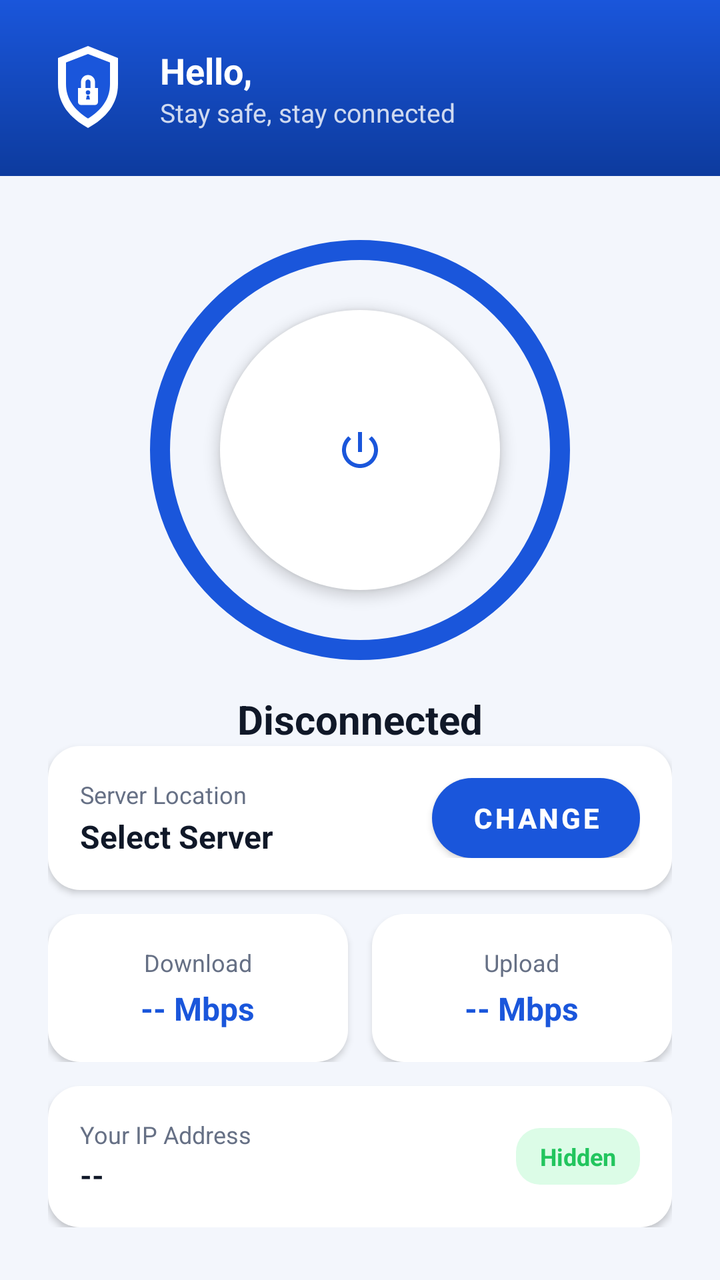
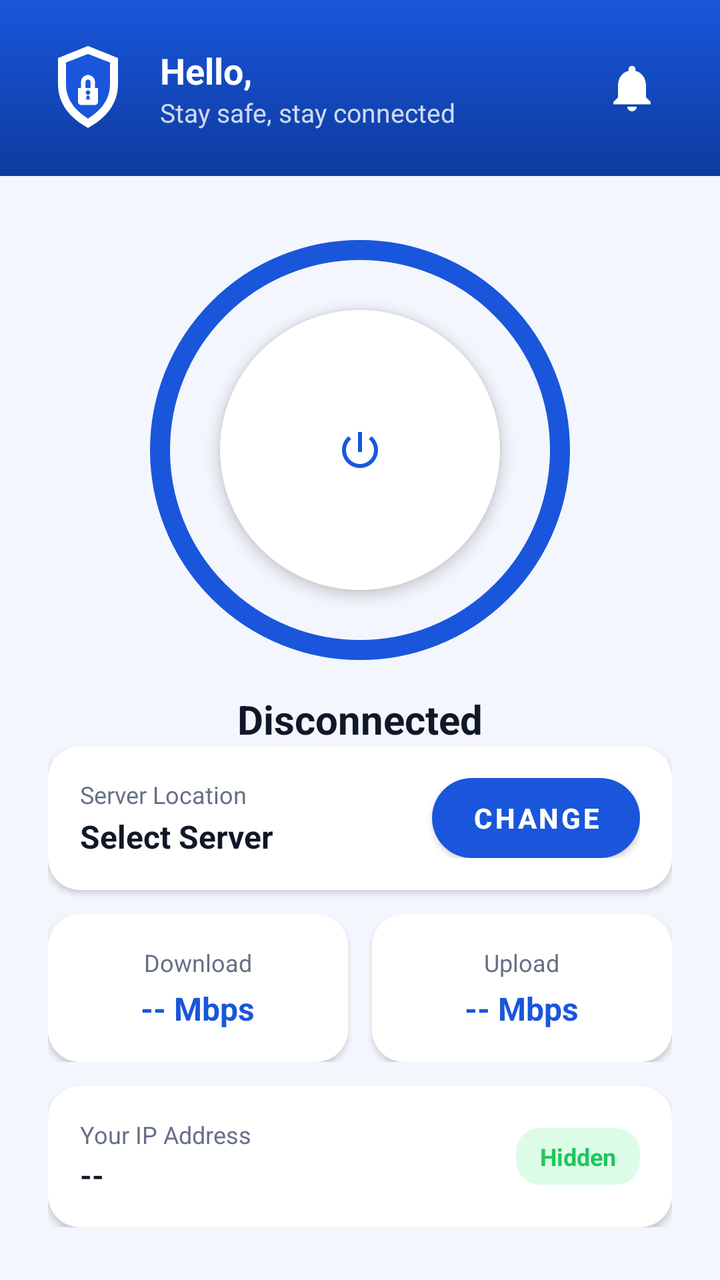

Screens rendered from an Android XML layout before and after an edit, with the pre-edit source and the edit as a unified diff.
<!-- AndroidManifest.xml: application theme AppTheme -->
<!-- res/layout/fragment_home.xml -->
<?xml version="1.0" encoding="utf-8"?>
<FrameLayout xmlns:android="http://schemas.android.com/apk/res/android"
    xmlns:app="http://schemas.android.com/apk/res-auto"
    android:layout_width="match_parent"
    android:layout_height="match_parent"
    android:background="@color/vpn_bg">

    <ScrollView
        android:id="@+id/main_content"
        android:layout_width="match_parent"
        android:layout_height="match_parent"
        android:fillViewport="true">

        <LinearLayout
            android:layout_width="match_parent"
            android:layout_height="wrap_content"
            android:orientation="vertical">

            
            <LinearLayout
                android:layout_width="match_parent"
                android:layout_height="wrap_content"
                android:background="@drawable/bg_gradient_blue"
                android:orientation="vertical"
                android:padding="20dp">

                <LinearLayout
                    android:layout_width="match_parent"
                    android:layout_height="wrap_content"
                    android:orientation="horizontal"
                    android:gravity="center_vertical">

                    <ImageView
                        android:layout_width="48dp"
                        android:layout_height="48dp"
                        android:src="@drawable/ic_shield_logo"
                        android:contentDescription="@string/app_name" />

                    <LinearLayout
                        android:layout_width="0dp"
                        android:layout_height="wrap_content"
                        android:layout_weight="1"
                        android:layout_marginStart="12dp"
                        android:orientation="vertical">

                        <TextView
                            android:id="@+id/tv_user_name"
                            android:layout_width="wrap_content"
                            android:layout_height="wrap_content"
                            android:text="@string/hello_user"
                            android:textSize="18sp"
                            android:textStyle="bold"
                            android:textColor="@color/white" />

                        <TextView
                            android:id="@+id/tv_user_plan"
                            android:layout_width="wrap_content"
                            android:layout_height="wrap_content"
                            android:text="@string/stay_safe_connected"
                            android:textSize="13sp"
                            android:textColor="#CCFFFFFF" />

                    </LinearLayout>

                </LinearLayout>

            </LinearLayout>

            
            <LinearLayout
                android:id="@+id/connection_status_layout"
                android:layout_width="match_parent"
                android:layout_height="wrap_content"
                android:orientation="vertical"
                android:gravity="center_horizontal"
                android:padding="24dp">

                
                <FrameLayout
                    android:layout_width="210dp"
                    android:layout_height="210dp"
                    android:layout_marginTop="8dp"
                    android:layout_marginBottom="16dp">

                    <ImageView
                        android:id="@+id/iv_connect_ring"
                        android:layout_width="match_parent"
                        android:layout_height="match_parent"
                        android:src="@drawable/ring_connect_idle"
                        android:contentDescription="@string/connection_status" />

                    <ImageButton
                        android:id="@+id/btn_connect"
                        android:layout_width="140dp"
                        android:layout_height="140dp"
                        android:layout_gravity="center"
                        android:background="@drawable/circle_fill_white"
                        android:src="@drawable/ic_power"
                        android:contentDescription="@string/tap_to_connect"
                        android:tint="@color/vpn_blue"
                        android:elevation="4dp" />

                    
                    <FrameLayout
                        android:id="@+id/loading_container"
                        android:layout_width="match_parent"
                        android:layout_height="match_parent"
                        android:visibility="gone"
                        android:background="#B3FFFFFF">

                        <ImageView
                            android:id="@+id/iv_loading_animation"
                            android:layout_width="96dp"
                            android:layout_height="96dp"
                            android:layout_gravity="center"
                            android:src="@drawable/loading_vpn_animation"
                            android:contentDescription="@string/loading_connection" />

                    </FrameLayout>

                </FrameLayout>

                <TextView
                    android:id="@+id/tv_connection_status"
                    android:layout_width="wrap_content"
                    android:layout_height="wrap_content"
                    android:text="@string/disconnected"
                    android:textSize="20sp"
                    android:textStyle="bold"
                    android:textColor="@color/vpn_text_primary" />

                <TextView
                    android:id="@+id/tv_connection_timer"
                    android:layout_width="wrap_content"
                    android:layout_height="wrap_content"
                    android:text="00:00:00"
                    android:textSize="14sp"
                    android:textColor="@color/vpn_text_secondary"
                    android:visibility="gone"
                    android:layout_marginTop="4dp"
                    android:layout_marginBottom="16dp" />

                
                <LinearLayout
                    android:layout_width="match_parent"
                    android:layout_height="wrap_content"
                    android:background="@drawable/card_rounded_16"
                    android:orientation="horizontal"
                    android:gravity="center_vertical"
                    android:padding="16dp"
                    android:elevation="2dp"
                    android:layout_marginBottom="12dp">

                    <LinearLayout
                        android:layout_width="0dp"
                        android:layout_height="wrap_content"
                        android:layout_weight="1"
                        android:orientation="vertical">

                        <TextView
                            android:layout_width="wrap_content"
                            android:layout_height="wrap_content"
                            android:text="@string/server_location"
                            android:textSize="12sp"
                            android:textColor="@color/vpn_text_secondary" />

                        <TextView
                            android:id="@+id/tv_current_server"
                            android:layout_width="wrap_content"
                            android:layout_height="wrap_content"
                            android:text="@string/select_server"
                            android:textSize="16sp"
                            android:textStyle="bold"
                            android:textColor="@color/vpn_text_primary"
                            android:layout_marginTop="2dp" />

                    </LinearLayout>

                    <Button
                        android:id="@+id/btn_change_server"
                        android:layout_width="wrap_content"
                        android:layout_height="40dp"
                        android:minWidth="0dp"
                        android:paddingHorizontal="20dp"
                        android:text="@string/change"
                        android:textSize="14sp"
                        android:textStyle="bold"
                        android:textColor="@color/white"
                        android:background="@drawable/btn_pill_primary" />

                </LinearLayout>

                
                <LinearLayout
                    android:layout_width="match_parent"
                    android:layout_height="wrap_content"
                    android:orientation="horizontal"
                    android:layout_marginBottom="12dp">

                    <LinearLayout
                        android:layout_width="0dp"
                        android:layout_height="wrap_content"
                        android:layout_weight="1"
                        android:background="@drawable/card_rounded_16"
                        android:orientation="vertical"
                        android:gravity="center"
                        android:padding="16dp"
                        android:elevation="2dp"
                        android:layout_marginEnd="6dp">

                        <TextView
                            android:layout_width="wrap_content"
                            android:layout_height="wrap_content"
                            android:text="@string/download"
                            android:textSize="12sp"
                            android:textColor="@color/vpn_text_secondary" />

                        <TextView
                            android:id="@+id/tv_download_speed"
                            android:layout_width="wrap_content"
                            android:layout_height="wrap_content"
                            android:text="-- Mbps"
                            android:textSize="16sp"
                            android:textStyle="bold"
                            android:textColor="@color/vpn_blue"
                            android:layout_marginTop="4dp" />

                    </LinearLayout>

                    <LinearLayout
                        android:layout_width="0dp"
                        android:layout_height="wrap_content"
                        android:layout_weight="1"
                        android:background="@drawable/card_rounded_16"
                        android:orientation="vertical"
                        android:gravity="center"
                        android:padding="16dp"
                        android:elevation="2dp"
                        android:layout_marginStart="6dp">

                        <TextView
                            android:layout_width="wrap_content"
                            android:layout_height="wrap_content"
                            android:text="@string/upload"
                            android:textSize="12sp"
                            android:textColor="@color/vpn_text_secondary" />

                        <TextView
                            android:id="@+id/tv_upload_speed"
                            android:layout_width="wrap_content"
                            android:layout_height="wrap_content"
                            android:text="-- Mbps"
                            android:textSize="16sp"
                            android:textStyle="bold"
                            android:textColor="@color/vpn_blue"
                            android:layout_marginTop="4dp" />

                    </LinearLayout>

                </LinearLayout>

                
                <LinearLayout
                    android:layout_width="match_parent"
                    android:layout_height="wrap_content"
                    android:background="@drawable/card_rounded_16"
                    android:orientation="horizontal"
                    android:gravity="center_vertical"
                    android:padding="16dp"
                    android:elevation="2dp">

                    <LinearLayout
                        android:layout_width="0dp"
                        android:layout_height="wrap_content"
                        android:layout_weight="1"
                        android:orientation="vertical">

                        <TextView
                            android:layout_width="wrap_content"
                            android:layout_height="wrap_content"
                            android:text="@string/your_ip_address"
                            android:textSize="12sp"
                            android:textColor="@color/vpn_text_secondary" />

                        <TextView
                            android:id="@+id/tv_ip_address"
                            android:layout_width="wrap_content"
                            android:layout_height="wrap_content"
                            android:text="--"
                            android:textSize="15sp"
                            android:textStyle="bold"
                            android:textColor="@color/vpn_text_primary"
                            android:layout_marginTop="2dp" />

                    </LinearLayout>

                    <TextView
                        android:id="@+id/tv_ip_hidden"
                        android:layout_width="wrap_content"
                        android:layout_height="wrap_content"
                        android:background="@drawable/badge_hidden_bg"
                        android:paddingHorizontal="12dp"
                        android:paddingVertical="6dp"
                        android:text="@string/hidden"
                        android:textSize="12sp"
                        android:textStyle="bold"
                        android:textColor="@color/vpn_green" />

                </LinearLayout>

            </LinearLayout>

        </LinearLayout>

    </ScrollView>

    
    <include
        android:id="@+id/offline_layout"
        layout="@layout/layout_offline_state"
        android:layout_width="match_parent"
        android:layout_height="match_parent"
        android:visibility="gone" />

</FrameLayout>
<!-- res/layout/layout_offline_state.xml (included above) -->
<?xml version="1.0" encoding="utf-8"?>
<LinearLayout xmlns:android="http://schemas.android.com/apk/res/android"
    android:layout_width="match_parent"
    android:layout_height="match_parent"
    android:orientation="vertical"
    android:gravity="center"
    android:padding="32dp"
    android:background="@color/background">

    
    <ImageView
        android:layout_width="120dp"
        android:layout_height="120dp"
        android:src="@drawable/ic_wifi_off"
        android:tint="@color/text_secondary"
        android:alpha="0.6"
        android:layout_marginBottom="24dp"
        android:contentDescription="@string/no_internet" />

    
    <TextView
        android:layout_width="wrap_content"
        android:layout_height="wrap_content"
        android:text="@string/no_internet_connection"
        android:textSize="24sp"
        android:textStyle="bold"
        android:textColor="@color/text_primary"
        android:gravity="center"
        android:layout_marginBottom="12dp" />

    
    <TextView
        android:layout_width="match_parent"
        android:layout_height="wrap_content"
        android:text="@string/offline_message"
        android:textSize="16sp"
        android:textColor="@color/text_secondary"
        android:gravity="center"
        android:lineSpacingExtra="4dp"
        android:layout_marginBottom="32dp" />

    
    <Button
        android:id="@+id/btn_retry"
        android:layout_width="wrap_content"
        android:layout_height="48dp"
        android:text="@string/retry"
        android:textSize="16sp"
        android:textStyle="bold"
        android:background="@drawable/button_primary"
        android:textColor="@color/white"
        android:paddingHorizontal="32dp"
        android:drawableStart="@drawable/ic_refresh"
        android:drawablePadding="8dp" />

</LinearLayout>
<!-- resources referenced by this layout -->
<resources>
  <color name="background">#F5F5F5</color>
  <color name="text_primary">#212121</color>
  <color name="text_secondary">#757575</color>
  <color name="vpn_bg">#f3f6fc</color>
  <color name="vpn_blue">#1a56db</color>
  <color name="vpn_green">#22c55e</color>
  <color name="vpn_text_primary">#101828</color>
  <color name="vpn_text_secondary">#667085</color>
  <color name="white">#FFFFFF</color>
  <!-- drawable badge_hidden_bg (drawable) -->
  <?xml version="1.0" encoding="utf-8"?>
  <shape xmlns:android="http://schemas.android.com/apk/res/android"
      android:shape="rectangle">
      <solid android:color="@color/vpn_green_light" />
      <corners android:radius="12dp" />
  </shape>
  <!-- drawable btn_pill_primary (drawable) -->
  <?xml version="1.0" encoding="utf-8"?>
  <shape xmlns:android="http://schemas.android.com/apk/res/android"
      android:shape="rectangle">
      <solid android:color="@color/vpn_blue" />
      <corners android:radius="28dp" />
  </shape>
  <!-- drawable button_primary (drawable) -->
  <?xml version="1.0" encoding="utf-8"?>
  <shape xmlns:android="http://schemas.android.com/apk/res/android"
      android:shape="rectangle">
      
      <solid android:color="@color/primary" />
      <corners android:radius="8dp" />
      
  </shape>
  <!-- drawable card_rounded_16 (drawable) -->
  <?xml version="1.0" encoding="utf-8"?>
  <shape xmlns:android="http://schemas.android.com/apk/res/android"
      android:shape="rectangle">
      <solid android:color="@color/white" />
      <corners android:radius="16dp" />
  </shape>
  <!-- drawable circle_fill_white (drawable) -->
  <?xml version="1.0" encoding="utf-8"?>
  <shape xmlns:android="http://schemas.android.com/apk/res/android"
      android:shape="oval">
      <solid android:color="@color/white" />
  </shape>
  <string name="app_name">Monetize VPN</string>
  <string name="change">Change</string>
  <string name="connection_status">Connection status</string>
  <string name="disconnected">Disconnected</string>
  <string name="download">Download</string>
  <string name="hello_user">Hello,</string>
  <string name="hidden">Hidden</string>
  <string name="loading_connection">Loading connection</string>
  <string name="no_internet">No Internet</string>
  <string name="no_internet_connection">No Internet Connection</string>
  <string name="offline_message">Please check your internet connection and try again. VPN requires an active internet connection to work properly.</string>
  <string name="retry">Retry</string>
  <string name="select_server">Select Server</string>
  <string name="server_location">Server Location</string>
  <string name="stay_safe_connected">Stay safe, stay connected</string>
  <string name="tap_to_connect">Tap to connect</string>
  <string name="upload">Upload</string>
  <string name="your_ip_address">Your IP Address</string>
  <color name="vpn_green_light">#dcfce7</color>
  <color name="vpn_blue_dark">#0d3b9e</color>
  <color name="primary">#2196F3</color>
  <!-- unchanged entries left out for length: 8 -->
</resources>

<!-- the commit's change to res/layout/fragment_home.xml (unified diff, before → after) -->
@@ -61,6 +61,43 @@
                             android:textColor="#CCFFFFFF" />
 
                     </LinearLayout>
+
+                    
+                    <FrameLayout
+                        android:id="@+id/layout_notif_bell"
+                        android:layout_width="48dp"
+                        android:layout_height="48dp"
+                        android:clickable="true"
+                        android:focusable="true"
+                        android:foreground="?android:attr/selectableItemBackgroundBorderless"
+                        android:contentDescription="@string/p1_notif_badge_desc">
+
+                        <ImageView
+                            android:id="@+id/iv_notif_bell"
+                            android:layout_width="28dp"
+                            android:layout_height="28dp"
+                            android:layout_gravity="center"
+                            android:src="@drawable/ic_bell" />
+
+                        <TextView
+                            android:id="@+id/tv_notif_badge"
+                            android:layout_width="wrap_content"
+                            android:layout_height="wrap_content"
+                            android:layout_gravity="top|end"
+                            android:layout_marginTop="4dp"
+                            android:layout_marginEnd="4dp"
+                            android:background="@drawable/badge_red"
+                            android:gravity="center"
+                            android:minWidth="18dp"
+                            android:minHeight="18dp"
+                            android:paddingHorizontal="4dp"
+                            android:text="0"
+                            android:textSize="10sp"
+                            android:textStyle="bold"
+                            android:textColor="@color/white"
+                            android:visibility="gone" />
+
+                    </FrameLayout>
 
                 </LinearLayout>
 
<!-- resource entries referenced after the edit -->
@@ -15,6 +15,13 @@
       android:shape="rectangle">
       <solid android:color="@color/vpn_green_light" />
       <corners android:radius="12dp" />
+  </shape>
+  <!-- drawable badge_red (drawable) -->
+  <?xml version="1.0" encoding="utf-8"?>
+  <shape xmlns:android="http://schemas.android.com/apk/res/android"
+      android:shape="rectangle">
+      <solid android:color="@color/vpn_red" />
+      <corners android:radius="9dp" />
   </shape>
   <!-- drawable btn_pill_primary (drawable) -->
   <?xml version="1.0" encoding="utf-8"?>
@@ -45,6 +52,17 @@
       android:shape="oval">
       <solid android:color="@color/white" />
   </shape>
+  <!-- drawable ic_bell (drawable) -->
+  <?xml version="1.0" encoding="utf-8"?>
+  <vector xmlns:android="http://schemas.android.com/apk/res/android"
+      android:width="24dp"
+      android:height="24dp"
+      android:viewportWidth="24"
+      android:viewportHeight="24">
+      <path
+          android:fillColor="#FFFFFF"
+          android:pathData="M12,22c1.1,0 2,-0.9 2,-2h-4c0,1.1 0.9,2 2,2zM18,16v-5c0,-3.07 -1.64,-5.64 -4.5,-6.32L13.5,4c0,-0.83 -0.67,-1.5 -1.5,-1.5s-1.5,0.67 -1.5,1.5l-0.01,0.68C7.63,5.36 6,7.92 6,11v5l-2,2v1h16v-1l-2,-2z" />
+  </vector>
   <string name="app_name">Monetize VPN</string>
   <string name="change">Change</string>
   <string name="connection_status">Connection status</string>
@@ -56,6 +74,7 @@
   <string name="no_internet">No Internet</string>
   <string name="no_internet_connection">No Internet Connection</string>
   <string name="offline_message">Please check your internet connection and try again. VPN requires an active internet connection to work properly.</string>
+  <string name="p1_notif_badge_desc">Notifications</string>
   <string name="retry">Retry</string>
   <string name="select_server">Select Server</string>
   <string name="server_location">Server Location</string>
@@ -64,6 +83,7 @@
   <string name="upload">Upload</string>
   <string name="your_ip_address">Your IP Address</string>
   <color name="vpn_green_light">#dcfce7</color>
+  <color name="vpn_red">#ef4444</color>
   <color name="vpn_blue_dark">#0d3b9e</color>
   <color name="primary">#2196F3</color>
   <!-- unchanged entries left out for length: 8 -->
